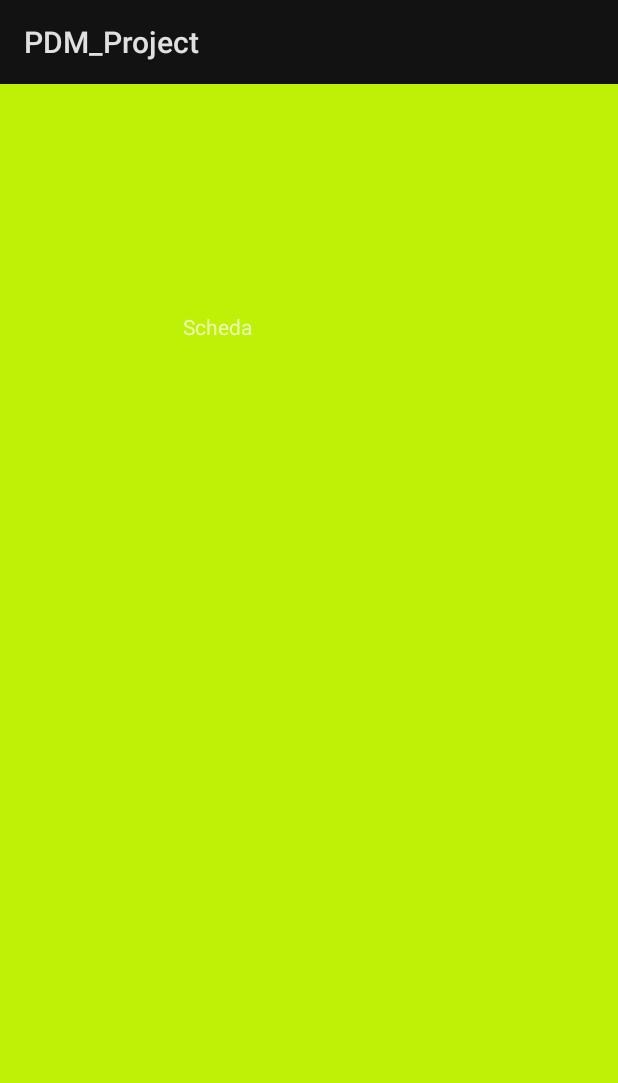
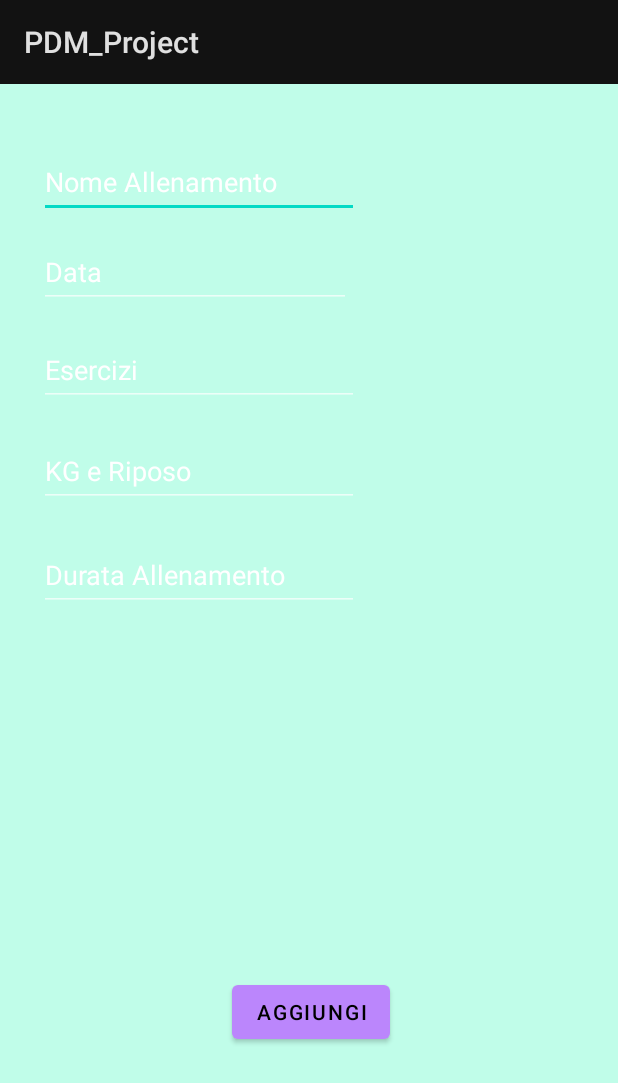
Before and after one commit to lucaruffolo/PDM_Project, an Android app: the SecondFragment screen opened through its navigation route, after a tap on "PETTO + BICIPITI", on a phone screen of 412 x 824 dp. Shown: the top 1083 px of the screen. Run offline under Robolectric (Android 15) with nearby library versions, the phone set to English and light mode, and no system bars; our stand-ins replace navigation-ui; Roboto replaces fonts that are not available here.

Commit message:
Start Database
Start Database

```diff
--- /dev/null
+++ b/app/src/main/java/com/example/pdm_project/AddAllenamento.java
@@ -0,0 +1,39 @@
+package com.example.pdm_project;
+
+import androidx.appcompat.app.AppCompatActivity;
+
+import android.os.Bundle;
+import android.provider.ContactsContract;
+import android.view.View;
+import android.widget.Button;
+import android.widget.EditText;
+
+public class AddAllenamento extends AppCompatActivity {
+
+    private EditText data, nomeAllenamento, esercizio, kgriposo, durataAllenamento;
+    private Button btn_addAllenamento;
+    @Override
+    protected void onCreate(Bundle savedInstanceState) {
+        super.onCreate(savedInstanceState);
+        setContentView(R.layout.activity_add_allenamento);
+
+        data = findViewById(R.id.input_Data);
+        nomeAllenamento = findViewById(R.id.input_NomeAllenamento);
+        esercizio = findViewById(R.id.input_Esercizio);
+        kgriposo = findViewById(R.id.input_KgRiposo);
+        durataAllenamento = findViewById(R.id.input_DurataAllenamento);
+
+        btn_addAllenamento = findViewById(R.id.btn_AddAllenamento);
+        btn_addAllenamento.setOnClickListener(new View.OnClickListener() {
+            @Override
+            public void onClick(View view) {
+                Database db = new Database(AddAllenamento.this);
+                db.addAllenamento(data.getText().toString().trim(),
+                        nomeAllenamento.getText().toString().trim(),
+                        esercizio.getText().toString().trim(),
+                        kgriposo.getText().toString().trim(),
+                        Integer.valueOf(durataAllenamento.getText().toString().trim()));
+            }
+        });
+    }
+}
--- a/app/src/main/java/com/example/pdm_project/SecondFragment.java
+++ b/app/src/main/java/com/example/pdm_project/SecondFragment.java
@@ -4,14 +4,12 @@ import static com.example.pdm_project.R.id.btnAddAllenamento;
 import static com.example.pdm_project.R.id.btnAllenamentoDue;
 import static com.example.pdm_project.R.id.btnAllenamentoTre;
 import static com.example.pdm_project.R.id.btnAllenamentoUno;
-import static com.example.pdm_project.R.id.secondFragment;
 
 import android.content.Intent;
 import android.os.Bundle;
 
 import androidx.fragment.app.Fragment;
 
-import android.util.Log;
 import android.view.LayoutInflater;
 import android.view.View;
 import android.view.ViewGroup;
@@ -54,19 +52,19 @@ public class SecondFragment extends Fragment implements View.OnClickListener {
     public void onClick(View view) {
         switch (view.getId()){
             case btnAllenamentoUno:
-                Intent actvUno = new Intent(getActivity(), AllenamentoActivity.class);
+                Intent actvUno = new Intent(getActivity(), AddAllenamento.class);
                 startActivity(actvUno);
                 break;
             case btnAllenamentoDue:
-                Intent actvDue = new Intent(getActivity(), AllenamentoActivity.class);
+                Intent actvDue = new Intent(getActivity(), AddAllenamento.class);
                 startActivity(actvDue);
                 break;
             case btnAllenamentoTre:
-                Intent actvTre = new Intent(getActivity(), AllenamentoActivity.class);
+                Intent actvTre = new Intent(getActivity(), AddAllenamento.class);
                 startActivity(actvTre);
                 break;
             case btnAddAllenamento:
-                Intent actvAdd = new Intent(getActivity(), AllenamentoActivity.class);
+                Intent actvAdd = new Intent(getActivity(), AddAllenamento.class);
                 startActivity(actvAdd);
                 break;
             default:
--- a/app/src/main/java/com/example/pdm_project/AllenamentoActivity.java
+++ b/app/src/main/java/com/example/pdm_project/ViewAllenamento.java
@@ -4,11 +4,11 @@ import androidx.appcompat.app.AppCompatActivity;
 
 import android.os.Bundle;
 
-public class AllenamentoActivity extends AppCompatActivity {
+public class ViewAllenamento extends AppCompatActivity {
 
     @Override
     protected void onCreate(Bundle savedInstanceState) {
         super.onCreate(savedInstanceState);
-        setContentView(R.layout.activity_allenamento);
+       // setContentView(R.layout.activity_view_allenamento);
     }
 }
--- /dev/null
+++ b/app/src/main/res/layout/activity_add_allenamento.xml
@@ -0,0 +1,84 @@
+<?xml version="1.0" encoding="utf-8"?>
+<androidx.constraintlayout.widget.ConstraintLayout xmlns:android="http://schemas.android.com/apk/res/android"
+    xmlns:app="http://schemas.android.com/apk/res-auto"
+    xmlns:tools="http://schemas.android.com/tools"
+    android:layout_width="match_parent"
+    android:layout_height="match_parent"
+    android:background="#C0FDE9"
+    tools:context=".AddAllenamento">
+
+    <EditText
+        android:id="@+id/input_NomeAllenamento"
+        android:layout_width="wrap_content"
+        android:layout_height="wrap_content"
+        android:layout_marginStart="26dp"
+        android:layout_marginTop="41dp"
+        android:ems="10"
+        android:inputType="textPersonName"
+        android:minHeight="48dp"
+        android:text="Nome Allenamento"
+        app:layout_constraintStart_toStartOf="parent"
+        app:layout_constraintTop_toTopOf="parent" />
+
+    <EditText
+        android:id="@+id/input_Data"
+        android:layout_width="208dp"
+        android:layout_height="48dp"
+        android:layout_marginStart="26dp"
+        android:layout_marginTop="12dp"
+        android:ems="10"
+        android:inputType="textPersonName"
+        android:text="Data"
+        app:layout_constraintStart_toStartOf="parent"
+        app:layout_constraintTop_toBottomOf="@+id/input_NomeAllenamento" />
+
+    <EditText
+        android:id="@+id/input_Esercizio"
+        android:layout_width="wrap_content"
+        android:layout_height="wrap_content"
+        android:layout_marginStart="26dp"
+        android:layout_marginTop="17dp"
+        android:ems="10"
+        android:inputType="textPersonName"
+        android:minHeight="48dp"
+        android:text="Esercizi"
+        app:layout_constraintStart_toStartOf="parent"
+        app:layout_constraintTop_toBottomOf="@+id/input_Data" />
+
+    <EditText
+        android:id="@+id/input_KgRiposo"
+        android:layout_width="wrap_content"
+        android:layout_height="wrap_content"
+        android:layout_marginStart="26dp"
+        android:layout_marginTop="19dp"
+        android:ems="10"
+        android:inputType="textPersonName"
+        android:minHeight="48dp"
+        android:text="KG e Riposo"
+        app:layout_constraintStart_toStartOf="parent"
+        app:layout_constraintTop_toBottomOf="@+id/input_Esercizio" />
+
+    <EditText
+        android:id="@+id/input_DurataAllenamento"
+        android:layout_width="wrap_content"
+        android:layout_height="wrap_content"
+        android:layout_marginStart="26dp"
+        android:layout_marginTop="21dp"
+        android:ems="10"
+        android:inputType="textPersonName"
+        android:minHeight="48dp"
+        android:text="Durata Allenamento"
+        app:layout_constraintStart_toStartOf="parent"
+        app:layout_constraintTop_toBottomOf="@+id/input_KgRiposo" />
+
+    <Button
+        android:id="@+id/btn_AddAllenamento"
+        android:layout_width="wrap_content"
+        android:layout_height="wrap_content"
+        android:layout_marginEnd="152dp"
+        android:layout_marginBottom="125dp"
+        android:text="Aggiungi"
+        app:layout_constraintBottom_toBottomOf="parent"
+        app:layout_constraintEnd_toEndOf="parent" />
+
+</androidx.constraintlayout.widget.ConstraintLayout>
--- a/app/src/main/res/layout/activity_allenamento.xml
+++ /dev/null
@@ -1,19 +0,0 @@
-<?xml version="1.0" encoding="utf-8"?>
-<androidx.constraintlayout.widget.ConstraintLayout xmlns:android="http://schemas.android.com/apk/res/android"
-    xmlns:app="http://schemas.android.com/apk/res-auto"
-    xmlns:tools="http://schemas.android.com/tools"
-    android:layout_width="match_parent"
-    android:layout_height="match_parent"
-    android:background="#BEF105"
-    tools:context=".AllenamentoActivity">
-
-    <TextView
-        android:id="@+id/textView2"
-        android:layout_width="wrap_content"
-        android:layout_height="wrap_content"
-        android:layout_marginStart="122dp"
-        android:layout_marginTop="152dp"
-        android:text="Scheda"
-        app:layout_constraintStart_toStartOf="parent"
-        app:layout_constraintTop_toTopOf="parent" />
-</androidx.constraintlayout.widget.ConstraintLayout>
```
Also changed, not shown: app/src/main/AndroidManifest.xml (+7 -4 lines), app/src/main/java/com/example/pdm_project/Database.java (+82 -63 lines), app/src/main/res/layout/activity_splash_screen.xml (+2 -5 lines), app/src/main/res/layout/activity_view_allenamento.xml (added, +9 -0 lines), app/src/main/res/layout/fragment_second.xml (+10 -10 lines).
